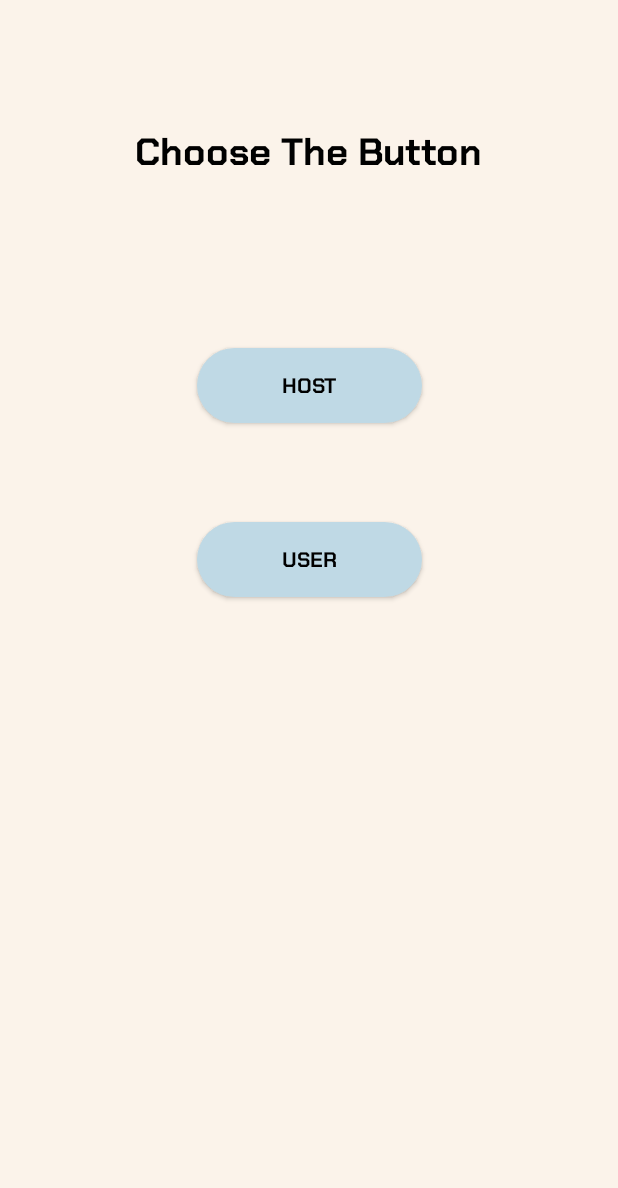
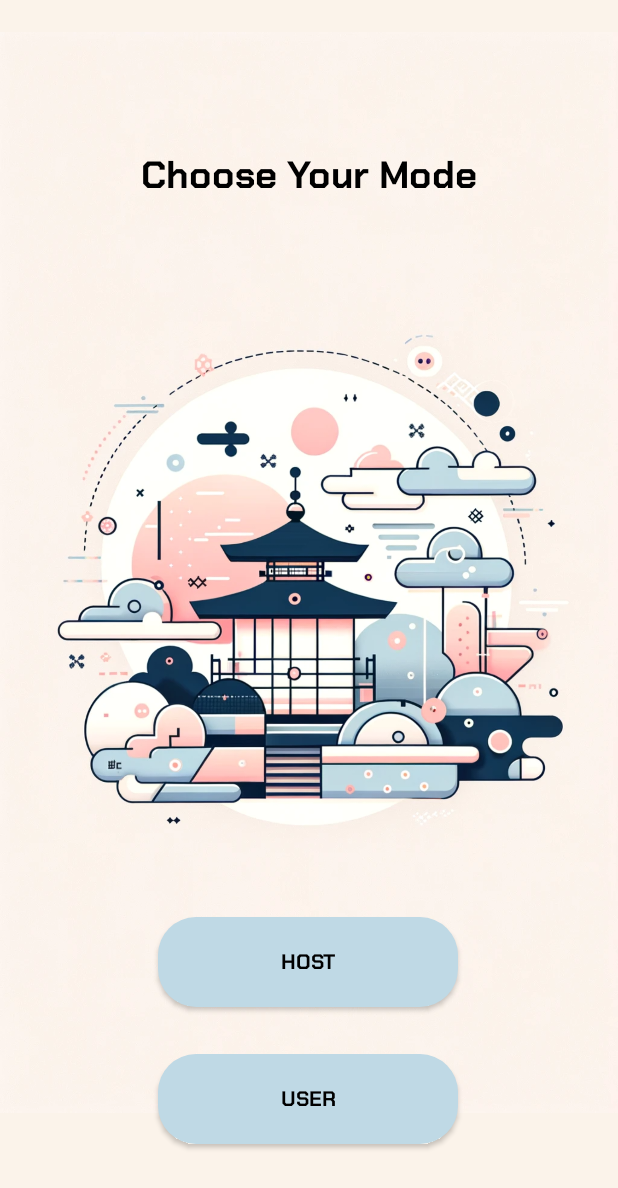
Before and after one commit to UnreaLin01/LETS_BUZZ, an Android app: the screen it shows after launch (MainActivity), on a phone screen of 412 x 824 dp. Shown: the top 1188 px of the screen. Run offline under Robolectric (Android 15) with nearby library versions, the phone set to English and light mode, and no system bars.

Commit message:
modified the app interface

```diff
--- a/app/src/main/res/layout/activity_main.xml
+++ b/app/src/main/res/layout/activity_main.xml
@@ -8,41 +8,50 @@
     tools:context=".MainActivity">
 
 
+    <ImageView
+        android:id="@+id/imageView2"
+        android:layout_width="wrap_content"
+        android:layout_height="wrap_content"
+        app:layout_constraintBottom_toBottomOf="@+id/btn_user"
+        app:layout_constraintTop_toTopOf="parent"
+        app:srcCompat="@drawable/background"
+        tools:layout_editor_absoluteX="0dp" />
+
     <TextView
         android:id="@+id/textView"
         android:layout_width="wrap_content"
         android:layout_height="wrap_content"
-        android:text="Choose The Button"
+        android:fontFamily="@font/chakrapetchbold"
+        android:text="Choose Your Mode"
+        android:textColor="@color/black"
         android:textSize="25sp"
-        android:textColor="@color/black"
-        android:fontFamily="@font/chakrapetchbold"
         app:layout_constraintBottom_toBottomOf="parent"
         app:layout_constraintEnd_toEndOf="parent"
         app:layout_constraintStart_toStartOf="parent"
         app:layout_constraintTop_toTopOf="parent"
-        app:layout_constraintVertical_bias="0.10" />
+        app:layout_constraintVertical_bias="0.12" />
 
     <Button
-        android:onClick="callClick"
         android:id="@+id/btn_host"
-        android:layout_width="150dp"
-        android:layout_height="50dp"
+        android:layout_width="200dp"
+        android:layout_height="60dp"
         android:background="@drawable/background_btn"
         android:fontFamily="@font/chakrapetchbold"
+        android:onClick="callClick"
         android:text="HOST"
         android:textColor="@color/black"
         android:textStyle="bold"
         app:layout_constraintBottom_toBottomOf="parent"
         app:layout_constraintEnd_toEndOf="parent"
-        app:layout_constraintHorizontal_bias="0.501"
+        app:layout_constraintHorizontal_bias="0.496"
         app:layout_constraintStart_toStartOf="parent"
         app:layout_constraintTop_toTopOf="parent"
-        app:layout_constraintVertical_bias="0.3" />
+        app:layout_constraintVertical_bias="0.8" />
 
     <Button
         android:id="@+id/btn_user"
-        android:layout_width="150dp"
-        android:layout_height="50dp"
+        android:layout_width="200dp"
+        android:layout_height="60dp"
         android:background="@drawable/background_btn"
         android:fontFamily="@font/chakrapetchbold"
         android:onClick="callClick"
@@ -51,10 +60,10 @@
         android:textStyle="bold"
         app:layout_constraintBottom_toBottomOf="parent"
         app:layout_constraintEnd_toEndOf="parent"
-        app:layout_constraintHorizontal_bias="0.501"
+        app:layout_constraintHorizontal_bias="0.498"
         app:layout_constraintStart_toStartOf="parent"
         app:layout_constraintTop_toTopOf="parent"
-        app:layout_constraintVertical_bias="0.45" />
+        app:layout_constraintVertical_bias="0.92" />
 
 
 </androidx.constraintlayout.widget.ConstraintLayout>
```
Also changed, not shown: app/src/main/res/layout/activity_host.xml (+6 -4 lines), app/src/main/res/layout/activity_user.xml (+13 -7 lines).
